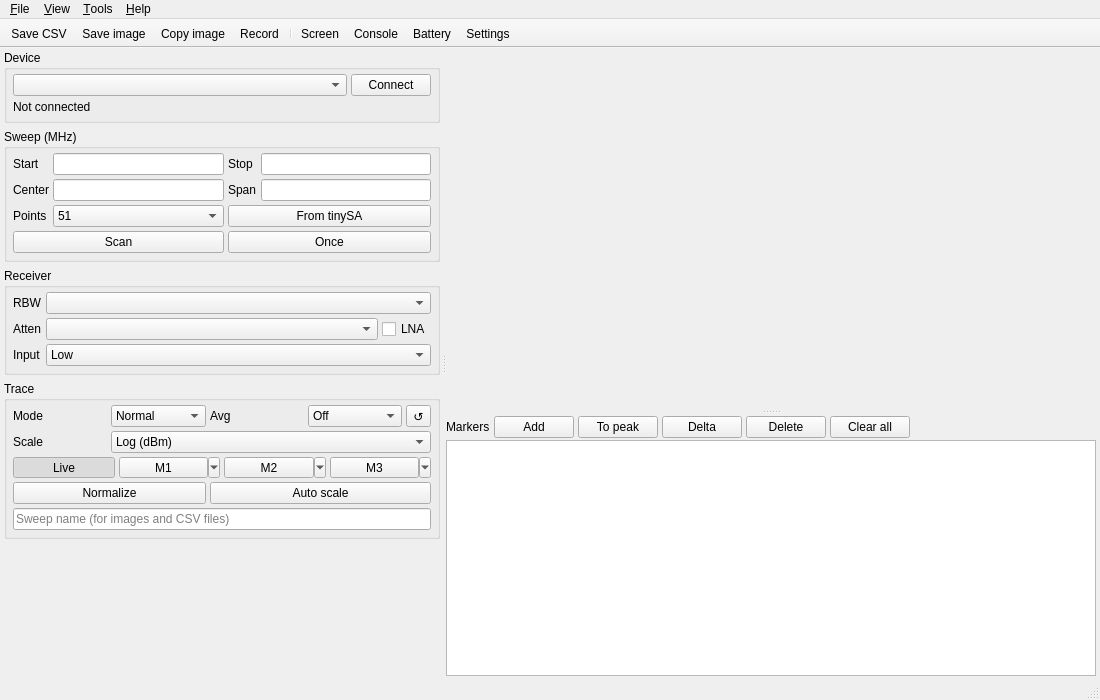
Old version of the form src/ui/mainwindow.ui in the repository erikkaashoek/tinySA-app.
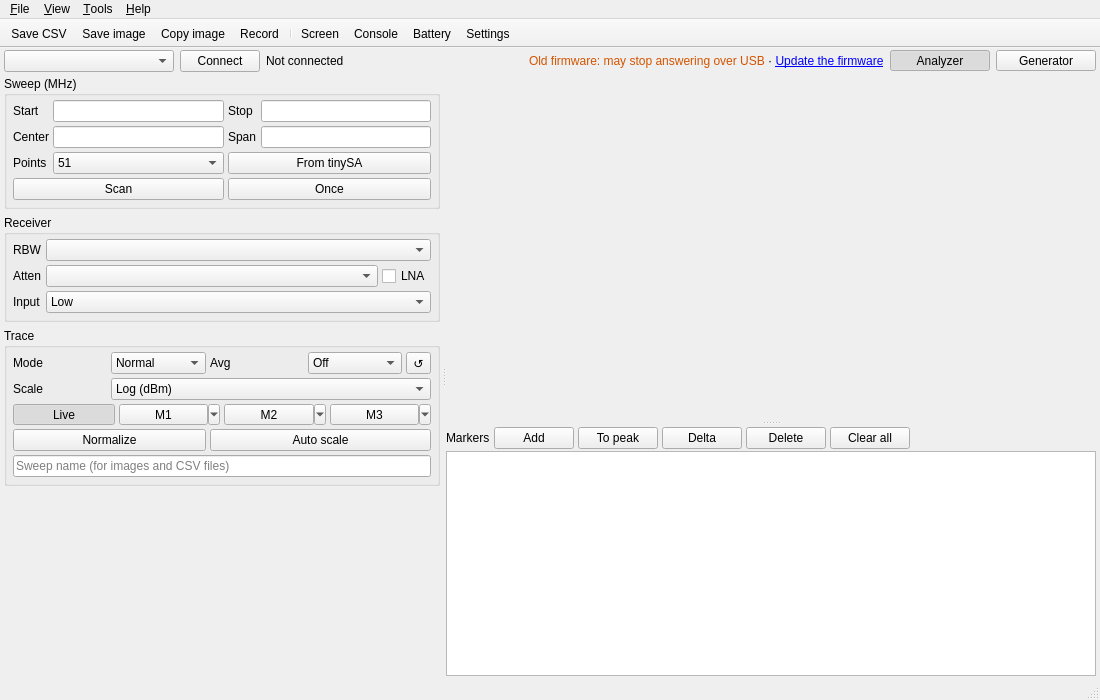
New version of the form. Custom widgets are drawn as their Qt base class.

Commit message: Signal generator mode: generator page, follows the unit, old-firmware safe

Patch:
```diff
--- a/src/ui/mainwindow.ui
+++ b/src/ui/mainwindow.ui
@@ -14,7 +14,10 @@
    <string>tinySA-App</string>
   </property>
   <widget class="QWidget" name="centralwidget">
-   <layout class="QHBoxLayout" name="centralLayout">
+   <layout class="QVBoxLayout" name="centralLayout">
+    <property name="spacing">
+     <number>4</number>
+    </property>
     <property name="leftMargin">
      <number>4</number>
     </property>
@@ -28,6 +31,139 @@
      <number>2</number>
     </property>
     <item>
+     <widget class="QWidget" name="deviceBar">
+      <layout class="QHBoxLayout" name="deviceBarLayout">
+       <property name="spacing">
+        <number>6</number>
+       </property>
+       <property name="leftMargin">
+        <number>0</number>
+       </property>
+       <property name="topMargin">
+        <number>0</number>
+       </property>
+       <property name="rightMargin">
+        <number>0</number>
+       </property>
+       <property name="bottomMargin">
+        <number>0</number>
+       </property>
+       <item>
+        <widget class="QComboBox" name="portCombo">
+         <property name="minimumSize">
+          <size>
+           <width>170</width>
+           <height>0</height>
+          </size>
+         </property>
+         <property name="toolTip">
+          <string>Serial port of the tinySA. A connected tinySA is selected automatically.</string>
+         </property>
+        </widget>
+       </item>
+       <item>
+        <widget class="QPushButton" name="connectButton">
+         <property name="text">
+          <string>Connect</string>
+         </property>
+         <property name="checkable">
+          <bool>true</bool>
+         </property>
+        </widget>
+       </item>
+       <item>
+        <widget class="QLabel" name="deviceLabel">
+         <property name="sizePolicy">
+          <sizepolicy hsizetype="Ignored" vsizetype="Preferred">
+           <horstretch>1</horstretch>
+           <verstretch>0</verstretch>
+          </sizepolicy>
+         </property>
+         <property name="text">
+          <string>Not connected</string>
+         </property>
+        </widget>
+       </item>
+       <item>
+        <widget class="QLabel" name="firmwareWarningLabel">
+         <property name="toolTip">
+          <string>Firmware older than v1.4-266 can lose a command sent over USB and then stop answering until it is restarted (fixed in v1.4-252 and v1.4-266). The app avoids the case it can in generator mode; new firmware avoids all of them.</string>
+         </property>
+         <property name="text">
+          <string>&lt;span style=&quot;color:#d35400&quot;&gt;Old firmware: may stop answering over USB&lt;/span&gt; &amp;middot; &lt;a href=&quot;update&quot;&gt;Update the firmware&lt;/a&gt;</string>
+         </property>
+         <property name="textFormat">
+          <enum>Qt::TextFormat::RichText</enum>
+         </property>
+        </widget>
+       </item>
+       <item>
+        <widget class="QToolButton" name="analyzerButton">
+         <property name="minimumSize">
+          <size>
+           <width>100</width>
+           <height>0</height>
+          </size>
+         </property>
+         <property name="toolTip">
+          <string>Spectrum analyzer: the tinySA measures (input mode)</string>
+         </property>
+         <property name="text">
+          <string>Analyzer</string>
+         </property>
+         <property name="checkable">
+          <bool>true</bool>
+         </property>
+         <property name="checked">
+          <bool>true</bool>
+         </property>
+         <property name="autoExclusive">
+          <bool>true</bool>
+         </property>
+        </widget>
+       </item>
+       <item>
+        <widget class="QToolButton" name="generatorButton">
+         <property name="minimumSize">
+          <size>
+           <width>100</width>
+           <height>0</height>
+          </size>
+         </property>
+         <property name="toolTip">
+          <string>Signal generator: the tinySA generates (output mode, RF off at first)</string>
+         </property>
+         <property name="text">
+          <string>Generator</string>
+         </property>
+         <property name="checkable">
+          <bool>true</bool>
+         </property>
+         <property name="autoExclusive">
+          <bool>true</bool>
+         </property>
+        </widget>
+       </item>
+      </layout>
+     </widget>
+    </item>
+    <item>
+     <widget class="QStackedWidget" name="modeStack">
+      <widget class="QWidget" name="analyzerPage">
+       <layout class="QHBoxLayout" name="analyzerLayout">
+        <property name="leftMargin">
+         <number>0</number>
+        </property>
+        <property name="topMargin">
+         <number>0</number>
+        </property>
+        <property name="rightMargin">
+         <number>0</number>
+        </property>
+        <property name="bottomMargin">
+         <number>0</number>
+        </property>
+        <item>
      <widget class="QSplitter" name="splitter">
       <property name="orientation">
        <enum>Qt::Orientation::Horizontal</enum>
@@ -68,63 +204,6 @@
          <property name="bottomMargin">
           <number>0</number>
          </property>
-         <item>
-          <widget class="QGroupBox" name="deviceGroup">
-           <property name="title">
-            <string>Device</string>
-           </property>
-           <layout class="QGridLayout" name="deviceLayout">
-            <property name="leftMargin">
-             <number>6</number>
-            </property>
-            <property name="topMargin">
-             <number>4</number>
-            </property>
-            <property name="rightMargin">
-             <number>6</number>
-            </property>
-            <property name="bottomMargin">
-             <number>6</number>
-            </property>
-            <property name="spacing">
-             <number>4</number>
-            </property>
-            <item row="0" column="0">
-             <widget class="QComboBox" name="portCombo">
-              <property name="sizePolicy">
-               <sizepolicy hsizetype="Expanding" vsizetype="Fixed">
-                <horstretch>1</horstretch>
-                <verstretch>0</verstretch>
-               </sizepolicy>
-              </property>
-              <property name="toolTip">
-               <string>Serial port of the tinySA. A connected tinySA is selected automatically.</string>
-              </property>
-             </widget>
-            </item>
-            <item row="0" column="1">
-             <widget class="QPushButton" name="connectButton">
-              <property name="text">
-               <string>Connect</string>
-              </property>
-              <property name="checkable">
-               <bool>true</bool>
-              </property>
-             </widget>
-            </item>
-            <item row="1" column="0" colspan="2">
-             <widget class="QLabel" name="deviceLabel">
-              <property name="text">
-               <string>Not connected</string>
-              </property>
-              <property name="wordWrap">
-               <bool>true</bool>
-              </property>
-             </widget>
-            </item>
-           </layout>
-          </widget>
-         </item>
          <item>
           <widget class="QGroupBox" name="sweepGroup">
            <property name="title">
@@ -794,6 +873,11 @@
       </widget>
       </widget>
      </widget>
+        </item>
+       </layout>
+      </widget>
+      <widget class="GeneratorPanel" name="generatorPanel"/>
+     </widget>
     </item>
    </layout>
   </widget>
@@ -975,6 +1059,12 @@
    <header>spectrumview.h</header>
    <container>0</container>
   </customwidget>
+  <customwidget>
+   <class>GeneratorPanel</class>
+   <extends>QWidget</extends>
+   <header>generatorpanel.h</header>
+   <container>0</container>
+  </customwidget>
  </customwidgets>
  <resources/>
  <connections/>
```
The commit also changes 43 other files.
